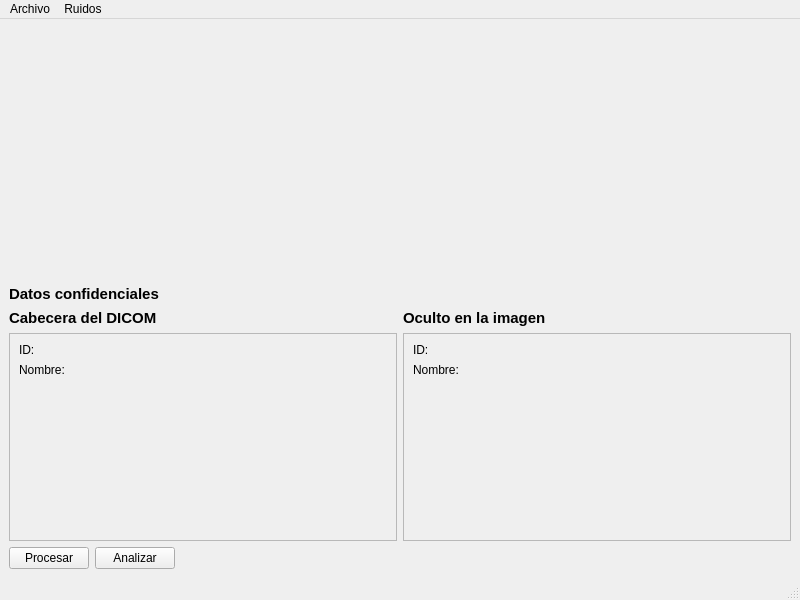
Old version of the form dhdicom/visual/untitled.ui in the repository ydiazn/dhdicom.
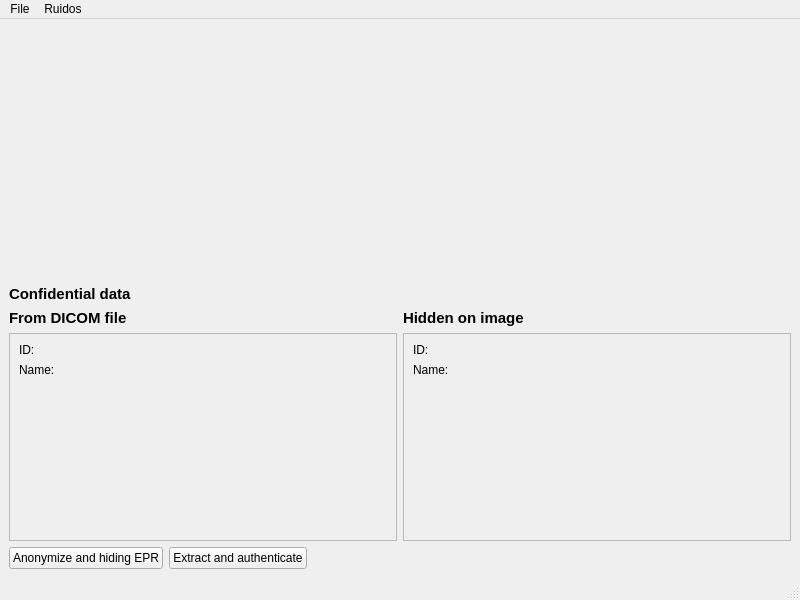
New version of the form.

Commit message:
Se muestran los registros y la imagen de un fichero DICOM procesado
Close #9
 On branch 9-visualizar-registros-de-imagen-previamente-marcada
 Changes to be committed:
	modified:   dhdicom/dicomi.py
	modified:   dhdicom/processor.py
	modified:   dhdicom/visual/principalUI.py
	modified:   dhdicom/visual/untitled.ui
	modified:   dhdicom/visual/visual.py

What changed in the file:
```diff
--- a/dhdicom/visual/untitled.ui
+++ b/dhdicom/visual/untitled.ui
@@ -45,7 +45,7 @@
            </font>
           </property>
           <property name="text">
-           <string>Datos confidenciales</string>
+           <string>Confidential data</string>
           </property>
          </widget>
         </item>
@@ -63,7 +63,7 @@
                </font>
               </property>
               <property name="text">
-               <string>Cabecera del DICOM</string>
+               <string>From DICOM file</string>
               </property>
              </widget>
             </item>
@@ -99,7 +99,7 @@
                 <item row="1" column="0">
                  <widget class="QLabel" name="label_3">
                   <property name="text">
-                   <string>Nombre:</string>
+                   <string>Name:</string>
                   </property>
                  </widget>
                 </item>
@@ -132,7 +132,7 @@
                </font>
               </property>
               <property name="text">
-               <string>Oculto en la imagen</string>
+               <string>Hidden on image</string>
               </property>
              </widget>
             </item>
@@ -168,7 +168,7 @@
                 <item row="1" column="0">
                  <widget class="QLabel" name="label_4">
                   <property name="text">
-                   <string>Nombre:</string>
+                   <string>Name:</string>
                   </property>
                  </widget>
                 </item>
@@ -194,14 +194,14 @@
         <item>
          <widget class="QPushButton" name="btn_procesar">
           <property name="text">
-           <string>Procesar</string>
+           <string>Anonymize and hiding EPR</string>
           </property>
          </widget>
         </item>
         <item>
          <widget class="QPushButton" name="btn_analizar">
           <property name="text">
-           <string>Analizar</string>
+           <string>Extract and authenticate</string>
           </property>
          </widget>
         </item>
@@ -248,7 +248,7 @@
    </property>
    <widget class="QMenu" name="menuArchivo">
     <property name="title">
-     <string>Archivo</string>
+     <string>File</string>
     </property>
     <addaction name="actionAbrir"/>
     <addaction name="actionSalvar"/>
```
Left out of the diff: 20 changed lines with no effect on the pictures. The commit also changes 4 other files.
